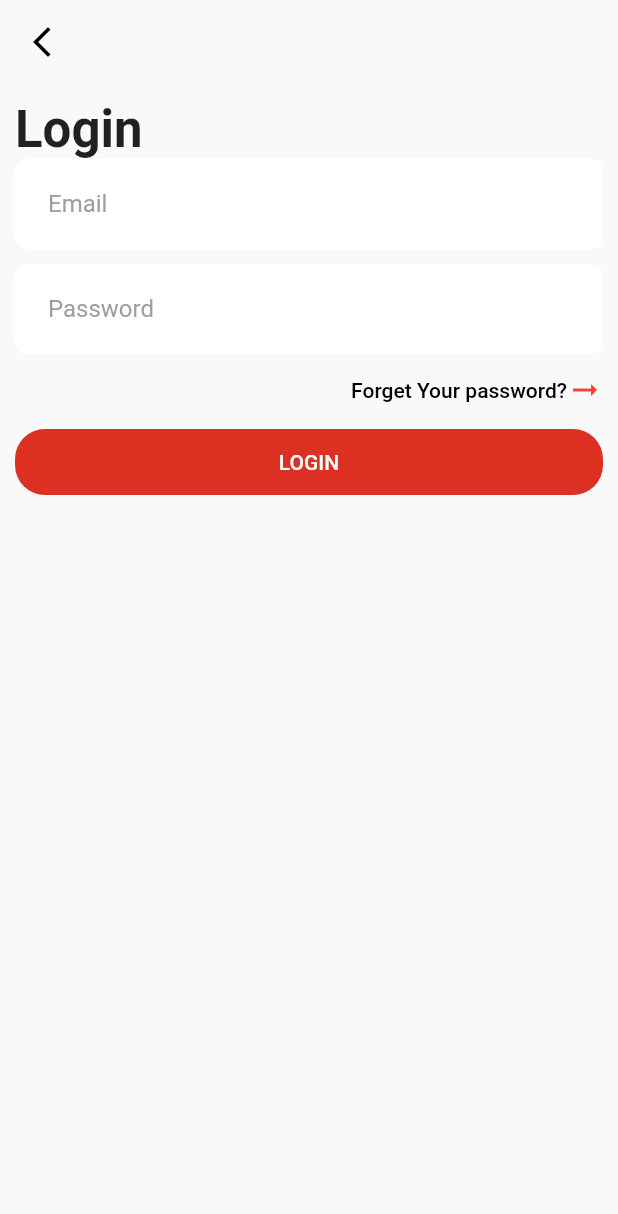
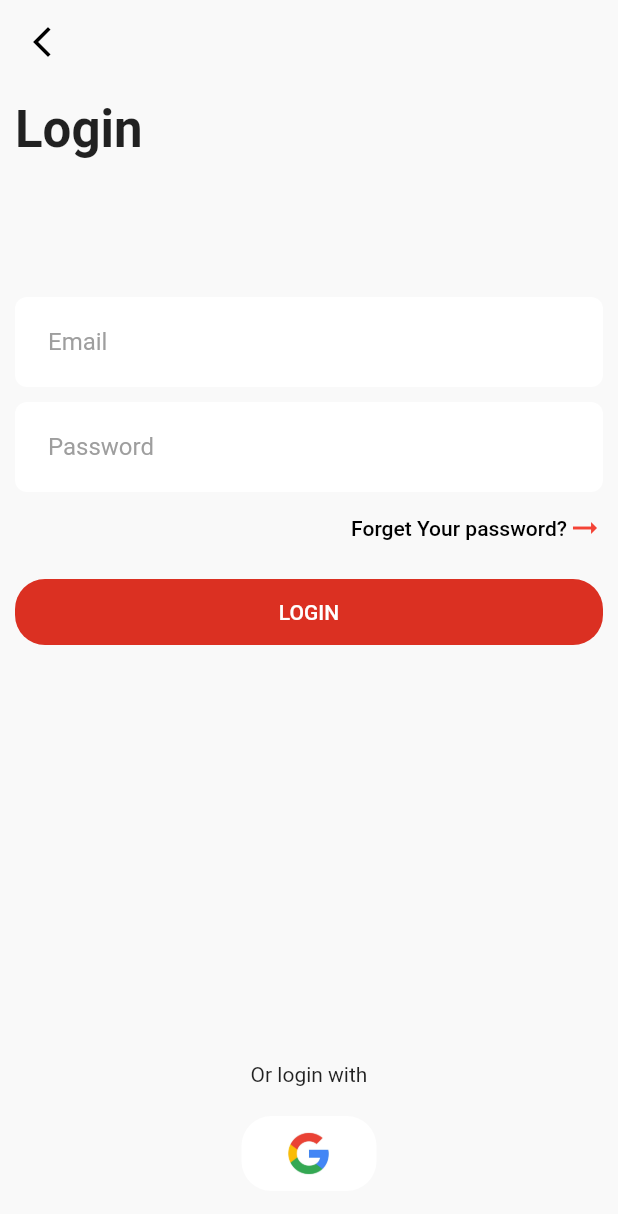
Before and after one commit to 3khaled3/foryou_ecommerceApp, a Flutter app: the screen it shows after launch, on a phone screen of 412 x 824 dp. Shown: the top 1214 px of the screen. Run offline on Flutter 3.47's test engine with Material 2 defaults, Android fonts, the phone set to English and light mode, and no system bars.

Commit message:
loginscreenUi

```diff
--- a/lib/features/login/presentation/login_view.dart
+++ b/lib/features/login/presentation/login_view.dart
@@ -30,6 +30,7 @@ class loginView extends StatelessWidget {
                 ),
               ],
             ),
+            Spacer(flex: 1),
             customTextfaild(labelText: "Email"),
             SizedBox(
               height: 10,
@@ -44,7 +45,8 @@ class loginView extends StatelessWidget {
                     children: [
                       Text(
                         "Forget Your password?",
-                        style: TextStyle(color: Colors.black,fontWeight: FontWeight.w500),
+                        style: TextStyle(
+                            color: Colors.black, fontWeight: FontWeight.w500),
                       ),
                       Icon(
                         Icons.arrow_right_alt,
@@ -61,6 +63,9 @@ class loginView extends StatelessWidget {
                   ),
                 ),
               ],
+            ),
+            SizedBox(
+              height: 8,
             ),
             Row(
               children: [
@@ -83,10 +88,34 @@ class loginView extends StatelessWidget {
                         ),
                       ),
                     ),
-)
-,
+                  ),
                 ),
               ],
+            ),
+            Spacer(flex: 3),
+            Text("Or login with"),
+            Padding(
+              padding: const EdgeInsets.all(20.0),
+              child: ElevatedButton(
+                onPressed: () {},
+                child: Image.asset(
+                  "assets/googleicon.jpg",
+                  width: 30,
+                ),
+                style: ButtonStyle(
+                  padding: MaterialStateProperty.all(
+                      EdgeInsets.symmetric(vertical: 10, horizontal: 30)),
+                  backgroundColor: MaterialStateProperty.all(
+                    Color.fromARGB(255, 255, 255, 255),
+                  ),
+                  elevation: MaterialStateProperty.all(0),
+                  shape: MaterialStateProperty.all<RoundedRectangleBorder>(
+                    RoundedRectangleBorder(
+                      borderRadius: BorderRadius.circular(20),
+                    ),
+                  ),
+                ),
+              ),
             )
           ],
         ),
--- a/pubspec.yaml
+++ b/pubspec.yaml
@@ -59,8 +59,8 @@ flutter:
   uses-material-design: true
 
   # To add assets to your application, add an assets section, like this:
-  # assets:
-  #   - images/a_dot_burr.jpeg
+  assets:
+    - assets/
   #   - images/a_dot_ham.jpeg
 
   # An image asset can refer to one or more resolution-specific "variants", see
```
Also changed, not shown: assets/googleicon.jpg (added). Lines whose indentation alone changed are shown as unchanged.
